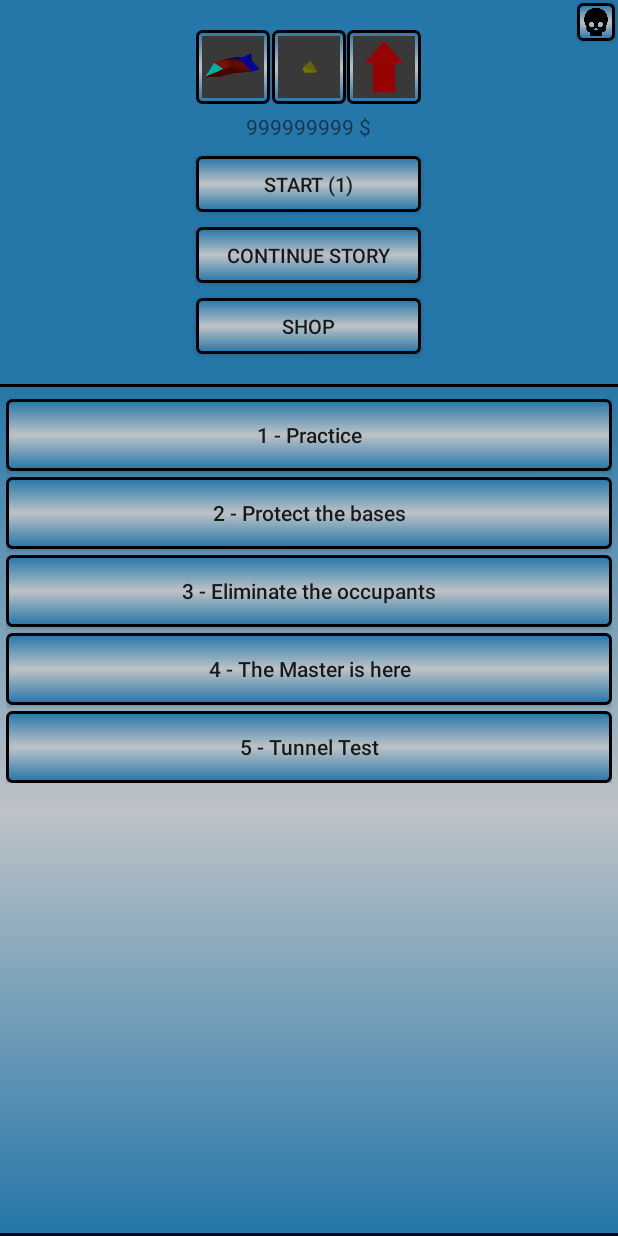
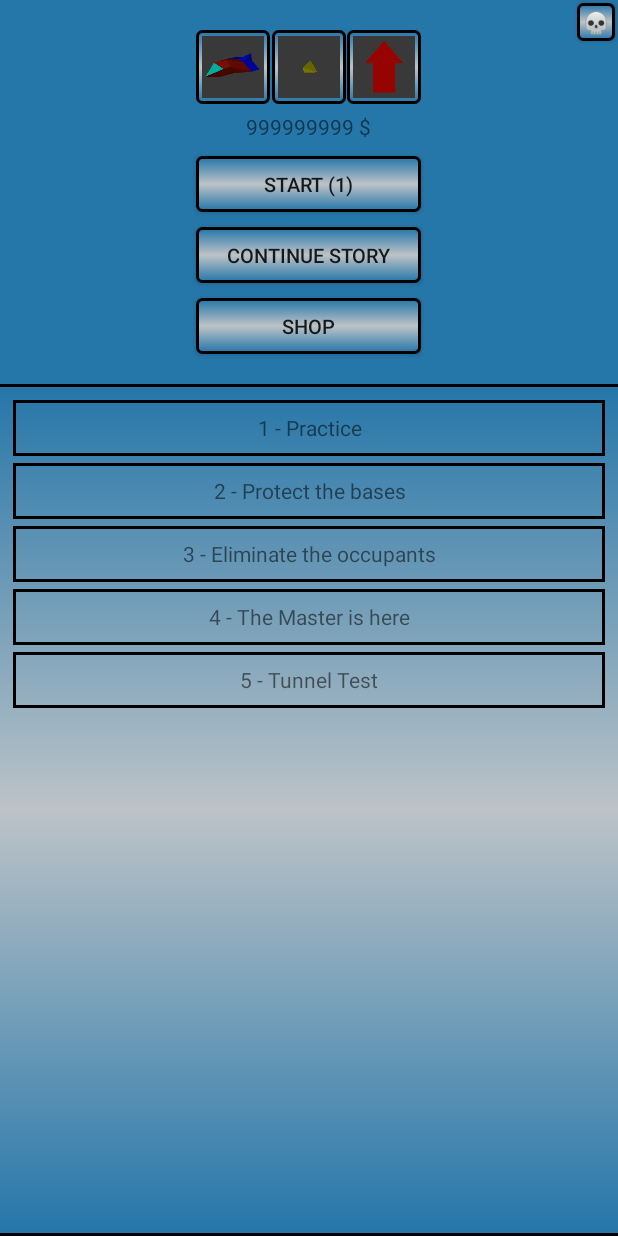
Before and after one commit to Ipsedo/OdySpace, an Android app: the screen it shows after launch (MainActivity), on a phone screen of 412 x 824 dp. Run offline under Robolectric (Android 15) with nearby library versions, the phone set to English and light mode, and no system bars; 1 statement that could not run was skipped.

Commit message:
UTF8 pour button, manque plus que skull pour reset

```diff
--- a/app/src/main/java/com/samuelberrien/odyspace/main/MainActivity.java
+++ b/app/src/main/java/com/samuelberrien/odyspace/main/MainActivity.java
@@ -10,6 +10,7 @@ import android.os.Bundle;
 import android.support.v4.content.ContextCompat;
 import android.support.v7.app.AlertDialog;
 import android.support.v7.app.AppCompatActivity;
+import android.util.TypedValue;
 import android.view.Display;
 import android.view.View;
 import android.view.Window;
@@ -27,6 +28,8 @@ import com.samuelberrien.odyspace.utils.game.Level;
 import com.samuelberrien.odyspace.utils.game.Purchases;
 import com.samuelberrien.odyspace.utils.main.ItemImageViewMaker;
 import com.samuelberrien.odyspace.utils.main.ViewHelper;
+
+import java.util.ArrayList;
 
 public class MainActivity extends AppCompatActivity {
 
@@ -59,6 +62,7 @@ public class MainActivity extends AppCompatActivity {
 		this.continueButton = (Button) findViewById(R.id.continue_button);
 		this.shopButton = (Button) findViewById(R.id.shop_button);
 		this.myToast = Toast.makeText(this, null, Toast.LENGTH_SHORT);
+		((Button) findViewById(R.id.reset_button)).setText("\uD83D\uDC80");
 		FireType.setNames(this);
 		this.initGameInfo();
 		this.initLevelChooser();
@@ -85,23 +89,41 @@ public class MainActivity extends AppCompatActivity {
 		);
 		params.setMargins(0, this.getScreenWidth() / 100, 0, 0);
 
+		LinearLayout.LayoutParams layoutParams = new LinearLayout.LayoutParams(LinearLayout.LayoutParams.MATCH_PARENT, LinearLayout.LayoutParams.WRAP_CONTENT);
+		int margin = (int) TypedValue.applyDimension(TypedValue.COMPLEX_UNIT_DIP, 5, getResources().getDisplayMetrics());
+		layoutParams.setMargins(margin, margin, margin, 0);
+
+		final ArrayList<Button> playButtons = new ArrayList<>();
 		for (int i = 0; i < maxLevel; i++) {
 			final int currLvl = i;
-			final Button levelItem = new Button(this);
-			levelItem.setAllCaps(false);
-			levelItem.setText((i + 1) + " - " + Level.LEVELS[i]);
-			levelItem.setOnClickListener(new View.OnClickListener() {
+			LinearLayout linearLayout = (LinearLayout) getLayoutInflater().inflate(R.layout.expand_button, null);
+			TextView level = (TextView) linearLayout.findViewById(R.id.expand_text);
+			level.setText((i + 1) + " - " + Level.LEVELS[i]);
+
+			final Button play = (Button) linearLayout.findViewById(R.id.expand_button);
+			play.setText("▶");
+			playButtons.add(play);
+			level.setOnClickListener(new View.OnClickListener() {
 				@Override
-				public void onClick(View view) {
-					ViewHelper.makeViewTransition(MainActivity.this, levelItem);
+				public void onClick(View v) {
 					MainActivity.this.currLevel = currLvl;
 					MainActivity.this.startButton.setText("START (" + (MainActivity.this.currLevel + 1) + ")");
+
+					for(Button b : playButtons)
+						b.setVisibility(View.GONE);
+					play.setVisibility(View.VISIBLE);
 				}
 			});
-			levelItem.setClickable(true);
-			levelItem.setBackgroundResource(R.drawable.transition_button_main);
-			levelItem.setLayoutParams(params);
-			levelChooser.addView(levelItem);
+			play.setOnClickListener(new View.OnClickListener() {
+				@Override
+				public void onClick(View v) {
+					Intent intent = new Intent(MainActivity.this, LevelActivity.class);
+					intent.putExtra(MainActivity.LEVEL_ID, Integer.toString(currLevel));
+					startActivityForResult(intent, MainActivity.RESULT_VALUE);
+				}
+			});
+			linearLayout.setLayoutParams(layoutParams);
+			levelChooser.addView(linearLayout);
 		}
 	}
 
--- a/app/src/main/java/com/samuelberrien/odyspace/objects/baseitem/Icosahedron.java
+++ b/app/src/main/java/com/samuelberrien/odyspace/objects/baseitem/Icosahedron.java
@@ -14,8 +14,6 @@ import com.samuelberrien.odyspace.drawable.obj.ObjModelMtlVBO;
  */
 
 public class Icosahedron extends BaseItem {
-
-	private Explosion mExplosion;
 
 	public Icosahedron(Context context, int life, float[] mPosition, float scale) {
 		super(context, "icosahedron.obj", "icosahedron.mtl", 0.7f, 0f, true, life, mPosition, new float[]{0f, 0f, 0f}, new float[]{0f, 0f, 0f}, scale);
--- a/app/src/main/res/layout-land/activity_main.xml
+++ b/app/src/main/res/layout-land/activity_main.xml
@@ -111,7 +111,9 @@
         android:paddingBottom="@dimen/strokes_width"
         android:paddingTop="@dimen/strokes_width"
         android:layout_margin="@dimen/strokes_width"
-        android:layout_weight="0.5">
+        android:layout_weight="0.5"
+        android:fadingEdgeLength="30dp"
+        android:requiresFadingEdge="vertical">
 
         <LinearLayout
             android:id="@+id/level_chooser_layout"
--- a/app/src/main/res/layout-land/fragment_page.xml
+++ /dev/null
@@ -1,5 +0,0 @@
-<?xml version="1.0" encoding="utf-8"?>
-<ListView xmlns:android="http://schemas.android.com/apk/res/android"
-    android:layout_width="match_parent"
-    android:layout_height="wrap_content"
-    android:clickable="true" />
--- a/app/src/main/res/layout-land/shop_text_view.xml
+++ /dev/null
@@ -1,6 +0,0 @@
-<?xml version="1.0" encoding="utf-8"?>
-<TextView xmlns:android="http://schemas.android.com/apk/res/android"
-    android:layout_width="fill_parent"
-    android:layout_height="fill_parent"
-    android:textAlignment="center"
-    android:textSize="@dimen/shop_list_view_text_size" />
--- a/app/src/main/res/layout/activity_main.xml
+++ b/app/src/main/res/layout/activity_main.xml
@@ -91,7 +91,9 @@
         android:layout_marginTop="@dimen/margin_separator_main"
         android:background="@drawable/drawable_shop"
         android:paddingBottom="@dimen/strokes_width"
-        android:paddingTop="@dimen/strokes_width">
+        android:paddingTop="@dimen/strokes_width"
+        android:fadingEdgeLength="30dp"
+        android:requiresFadingEdge="vertical">
 
         <LinearLayout
             android:id="@+id/level_chooser_layout"
@@ -107,7 +109,7 @@
         android:layout_height="25dp"
         android:layout_alignParentEnd="true"
         android:layout_alignParentTop="true"
-        android:background="@drawable/button_reset_skull"
+        android:background="@drawable/transition_button_main"
         android:onClick="reset"
         android:layout_margin="@dimen/strokes_width" />
 
--- a/app/src/main/res/layout/button_shop.xml
+++ b/app/src/main/res/layout/expand_button.xml
@@ -1,13 +1,13 @@
 <?xml version="1.0" encoding="utf-8"?>
 <LinearLayout xmlns:android="http://schemas.android.com/apk/res/android"
-              android:id="@+id/button_shop_layout"
+              android:id="@+id/expand_button_layout"
               android:layout_width="match_parent"
               android:layout_height="wrap_content"
               android:animateLayoutChanges="true"
               android:orientation="horizontal">
 
     <TextView
-        android:id="@+id/text_purchase"
+        android:id="@+id/expand_text"
         android:layout_width="match_parent"
         android:layout_height="@dimen/components_height_main"
         android:layout_weight="0.25"
@@ -16,11 +16,10 @@
         />
 
     <Button
-        android:id="@+id/buy_button"
+        android:id="@+id/expand_button"
         android:layout_width="match_parent"
         android:layout_height="@dimen/components_height_main"
         android:layout_weight="0.75"
-        android:text="$"
         android:background="@drawable/drawable_buy_button"
         android:textColor="@color/black"
         android:visibility="gone"/>
--- a/app/src/main/res/layout/fragment_page.xml
+++ /dev/null
@@ -1,5 +0,0 @@
-<?xml version="1.0" encoding="utf-8"?>
-<ListView xmlns:android="http://schemas.android.com/apk/res/android"
-    android:layout_width="match_parent"
-    android:layout_height="wrap_content"
-    android:clickable="true" />
--- a/app/src/main/res/layout/purchase_list.xml
+++ b/app/src/main/res/layout/purchase_list.xml
@@ -6,7 +6,9 @@
 
     <ScrollView
         android:layout_width="match_parent"
-        android:layout_height="match_parent">
+        android:layout_height="match_parent"
+        android:fadingEdgeLength="30dp"
+        android:requiresFadingEdge="vertical">
 
         <LinearLayout
             android:id="@+id/layout_list_purchase_scroll"
--- a/app/src/main/res/layout/shop_text_view.xml
+++ /dev/null
@@ -1,6 +0,0 @@
-<?xml version="1.0" encoding="utf-8"?>
-<TextView xmlns:android="http://schemas.android.com/apk/res/android"
-    android:layout_width="fill_parent"
-    android:layout_height="fill_parent"
-    android:textAlignment="center"
-    android:textSize="@dimen/shop_list_view_text_size" />
--- a/app/src/main/res/values/strings.xml
+++ b/app/src/main/res/values/strings.xml
@@ -50,4 +50,5 @@
     <string name="saved_joystick_inversed">JoystickInversed</string>
     <string name="saved_yaw_roll_switched">YawRollSwitched</string>
     <string name="saved_sound_effect_volume">SavedSoundEffectVolume</string>
+    <string name="pause">⏸</string>
 </resources>
```
Also changed, not shown: app/src/main/java/com/samuelberrien/odyspace/game/LevelActivity.java (+5 -4 lines), app/src/main/java/com/samuelberrien/odyspace/shop/ShopActivity.java (+12 -9 lines), app/src/main/res/layout/activity_shop.xml (+0 -11 lines), app/src/main/res/layout/button_pause.xml (added, +8 -0 lines).
